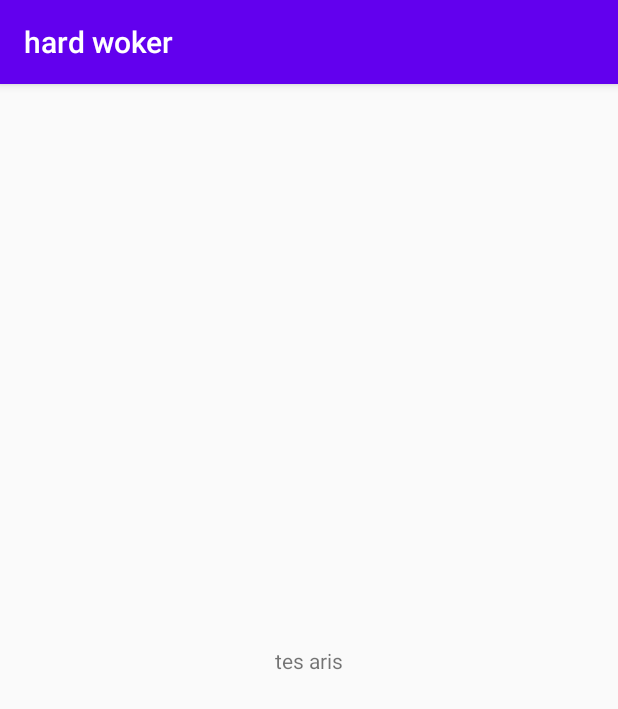
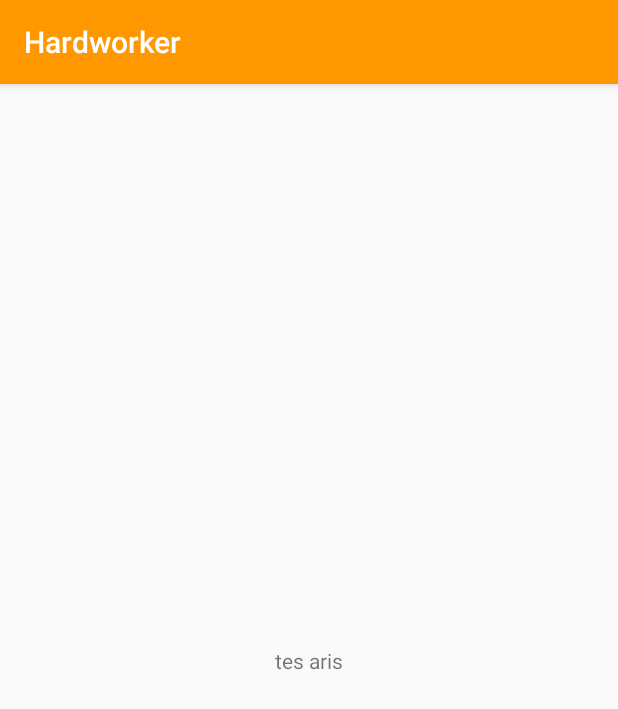
Before and after one commit to amikom-hard-worker/kolaborasi-pmo2, an Android app: the screen it shows after launch (MainActivity), on a phone screen of 412 x 824 dp. Shown: the top 709 px of the screen. Run offline under Robolectric (Android 15) with nearby library versions, the phone set to English and light mode, and no system bars.

```diff
--- a/app/src/main/res/values/colors.xml
+++ b/app/src/main/res/values/colors.xml
@@ -1,6 +1,6 @@
 <?xml version="1.0" encoding="utf-8"?>
 <resources>
-    <color name="colorPrimary">#6200EE</color>
-    <color name="colorPrimaryDark">#3700B3</color>
-    <color name="colorAccent">#03DAC5</color>
+    <color name="colorPrimary">#FF9800</color>
+    <color name="colorPrimaryDark">#000000</color>
+    <color name="colorAccent">#FFFFFF</color>
 </resources>
--- a/app/src/main/res/values/strings.xml
+++ b/app/src/main/res/values/strings.xml
@@ -1,3 +1,3 @@
 <resources>
-    <string name="app_name">hard woker</string>
+    <string name="app_name">Hardworker</string>
 </resources>
```
